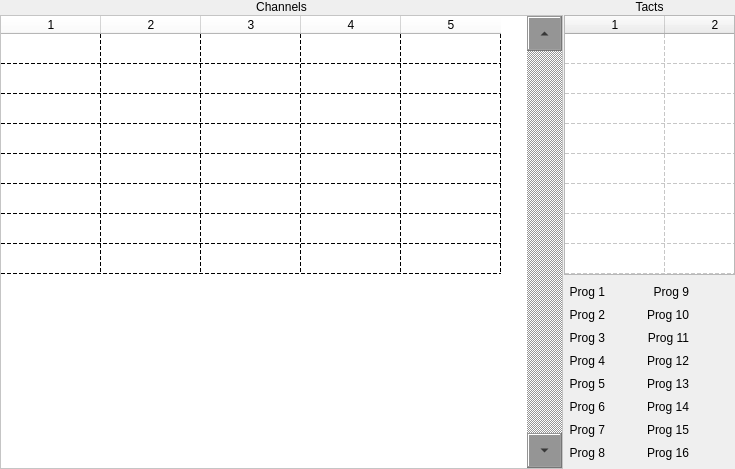
dmitry64/av20, file ui/channelsview.ui: the form before one commit.
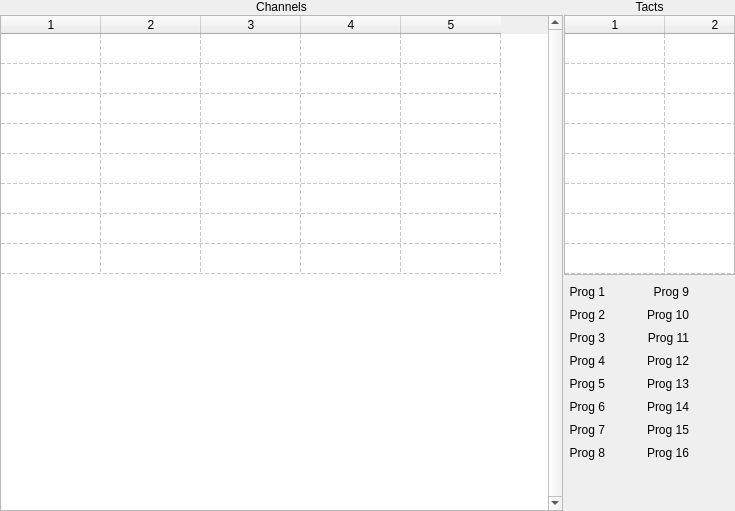
The form after the commit. Icons and pictures are not drawn.

```diff
--- a/ui/channelsview.ui
+++ b/ui/channelsview.ui
@@ -7,7 +7,7 @@
     <x>0</x>
     <y>0</y>
     <width>735</width>
-    <height>446</height>
+    <height>511</height>
    </rect>
   </property>
   <property name="windowTitle">
@@ -56,29 +56,7 @@
         </sizepolicy>
        </property>
        <property name="styleSheet">
-        <string notr="true">QScrollBar:vertical { width: 35px; }
-QScrollBar {
-	background-color: rgb(149, 149, 149);
-}
-QTableWidget{
-	background-color: rgb(255, 255, 255);
-	color: rgb(0, 0, 0);
-	
-	border-color: rgb(0, 0, 0);
-	alternate-background-color: rgb(255, 255, 255);
-	gridline-color: rgb(0, 0, 0);
-	selection-background-color: rgb(86, 64, 255);
-}
-
-QHeaderView {
-background-color: rgb(255, 255, 255);
-	color: rgb(0, 0, 0);
-	border-color: rgb(255, 255, 255);
-	alternate-background-color: rgb(255, 255, 255);
-	gridline-color: rgb(0, 0, 0);
-	selection-background-color: rgb(86, 64, 255);
-}
-</string>
+        <string notr="true"/>
        </property>
        <property name="verticalScrollBarPolicy">
         <enum>Qt::ScrollBarAlwaysOn</enum>
```
